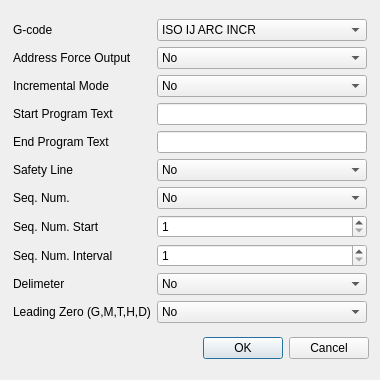
MaestroFusion360/easy_gcode_plot, file app/ui/generated/export.ui: the form before one commit.
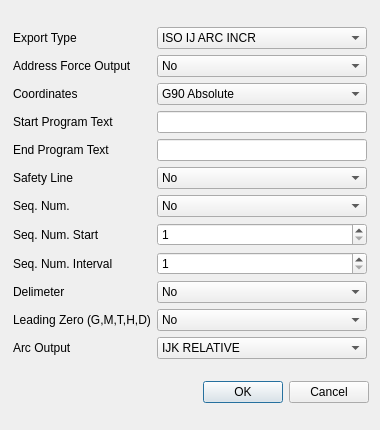
The form after the commit.

What changed in the file:
```diff
--- a/app/ui/generated/export.ui
+++ b/app/ui/generated/export.ui
@@ -7,13 +7,13 @@
     <x>0</x>
     <y>0</y>
     <width>380</width>
-    <height>380</height>
+    <height>430</height>
    </rect>
   </property>
   <property name="minimumSize">
    <size>
     <width>380</width>
-    <height>380</height>
+    <height>430</height>
    </size>
   </property>
   <property name="windowTitle">
@@ -66,7 +66,7 @@
      <item row="0" column="0">
       <widget class="QLabel" name="label_Lang">
        <property name="text">
-        <string>G-code</string>
+        <string>Export Type</string>
        </property>
       </widget>
      </item>
@@ -143,7 +143,7 @@
      <item row="2" column="0">
       <widget class="QLabel" name="label_Incr">
        <property name="text">
-        <string>Incremental Mode</string>
+        <string>Coordinates</string>
        </property>
       </widget>
      </item>
@@ -179,7 +179,7 @@
       <widget class="QComboBox" name="incrCmbBox">
        <item>
         <property name="text">
-         <string>No</string>
+         <string>G90 Absolute</string>
         </property>
        </item>
        <item>
@@ -258,6 +258,21 @@
        </property>
       </widget>
      </item>
+     <item row="11" column="0">
+      <widget class="QLabel" name="arcOutputLabel">
+       <property name="text">
+        <string>Arc Output</string>
+       </property>
+      </widget>
+     </item>
+     <item row="11" column="1">
+      <widget class="QComboBox" name="arcOutputCmbBox">
+       <item><property name="text"><string>IJK RELATIVE</string></property></item>
+       <item><property name="text"><string>IJK ABSOLUTE</string></property></item>
+       <item><property name="text"><string>R RADIUS</string></property></item>
+       <item><property name="text"><string>LINEARIZED</string></property></item>
+      </widget>
+     </item>
     </layout>
    </item>
    <item>
```
Left out of the diff: 2 changed lines with no effect on the pictures.
